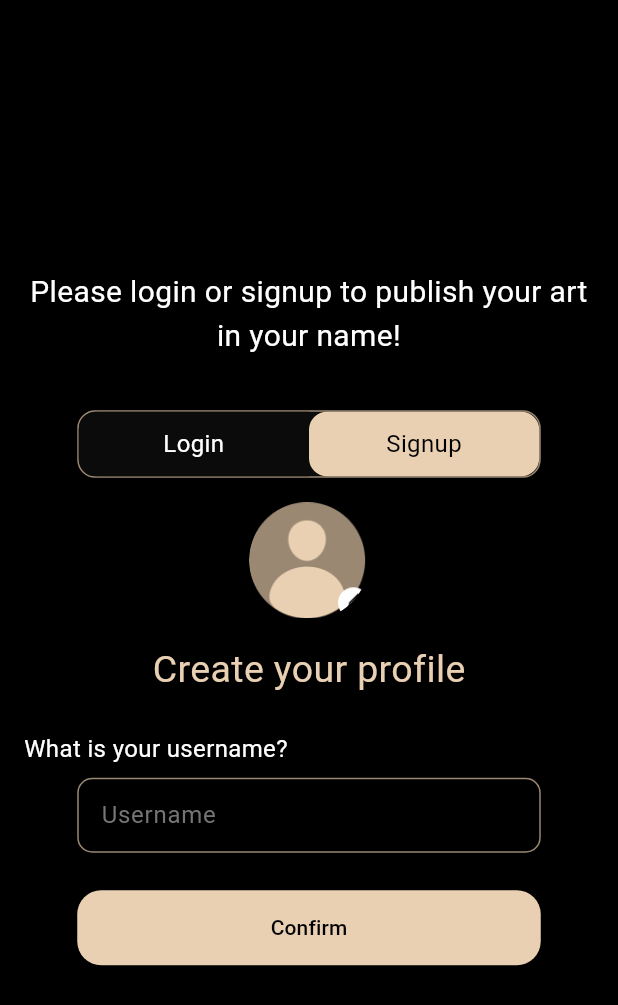
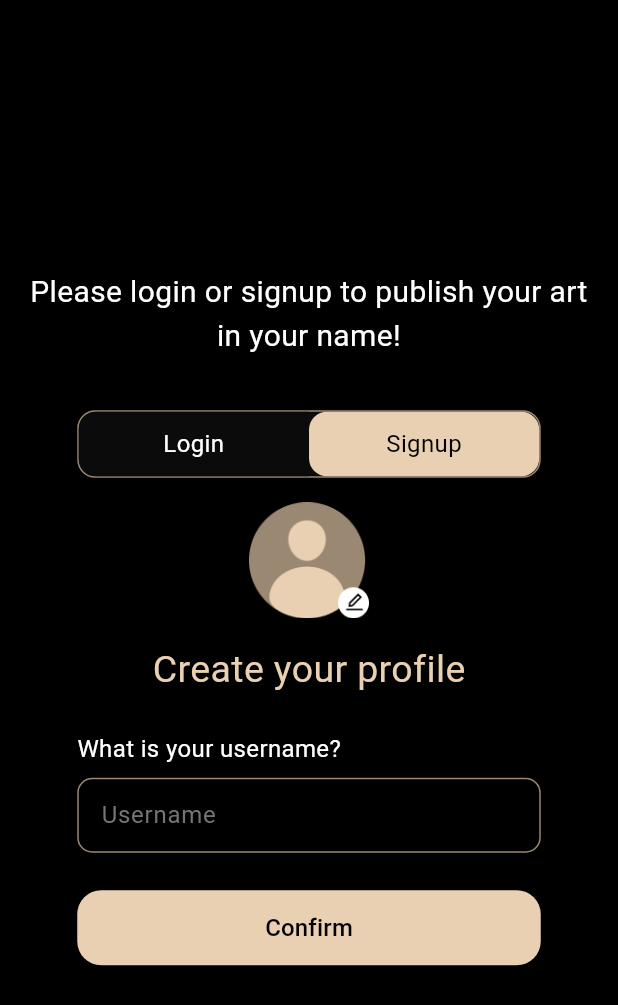
Before and after one commit to GDGVIT/nst-art-gallery-app, a Flutter app: the screen it shows after launch, after a tap on "Signup", on a phone screen of 412 x 824 dp. Shown: the top 1005 px of the screen. Run offline on Flutter 3.47's test engine with Material 3 defaults, Android fonts, the phone set to English and light mode, and no system bars; our stand-ins replace fluttertoast, image_picker; missing offline and left inert: overlapped_carousel; Roboto replaces fonts that are missing (OutfiMedium, OutfitRegular).

Commit message:
fix: auth page ui fix

```diff
--- a/gdsc_art/lib/Auth/AuthUICompnents/AuthBtn.dart
+++ b/gdsc_art/lib/Auth/AuthUICompnents/AuthBtn.dart
@@ -23,7 +23,7 @@
         onPressed: onPressed,
         child: Text(
           buttonText,
-          style: const TextStyle(color: Colors.black),
+          style: const TextStyle(color: Colors.black, fontSize: 16),
         ),
       ),
     );
--- a/gdsc_art/lib/Auth/AuthUICompnents/Ordivider.dart
+++ b/gdsc_art/lib/Auth/AuthUICompnents/Ordivider.dart
@@ -6,7 +6,9 @@
 
   @override
   Widget build(BuildContext context) {
-    return const Row(
+    return Container(
+      width: MediaQuery.of(context).size.width * 0.75,
+      child: Row(
         children: [
           Expanded(
             child: Divider(
@@ -26,6 +28,7 @@
             ),
           ),
         ],
+      ),
     );
   }
 }
--- a/gdsc_art/lib/Auth/SignupPage.dart
+++ b/gdsc_art/lib/Auth/SignupPage.dart
@@ -93,9 +93,24 @@
     return Column(
       children: [
         const SizedBox(height: 15.0),
-        GestureDetector(
+        _profileImage == null
+            ? GestureDetector(
                 onTap: _pickImage,
-          child: ClipOval(
+                child: Container(
+                  width: 80,
+                  height: 80,
+                  child: _profileImage != null
+                      ? Image.file(
+                          _profileImage!,
+                          fit: BoxFit.cover,
+                        )
+                      : Image.asset(
+                          'images/profilepc.png',
+                          fit: BoxFit.contain,
+                        ),
+                ),
+              )
+            : ClipOval(
                 child: Container(
                   width: 80,
                   height: 80,
@@ -110,7 +125,6 @@
                         ),
                 ),
               ),
-        ),
         const SizedBox(height: 15.0),
         const Text(
           'Create your profile',
@@ -121,9 +135,10 @@
           ),
         ),
         const SizedBox(height: 23.0),
-        const Align(
-          alignment: Alignment.centerLeft,
-          child: Text(
+        Column(
+          crossAxisAlignment: CrossAxisAlignment.start,
+          children: [
+            Text(
               'What is your username?',
               style: TextStyle(
                 color: Colors.white,
@@ -131,11 +146,12 @@
                 fontSize: 16,
               ),
             ),
-        ),
             const SizedBox(height: 8.0),
             TextFieldComponent(
               labelText: 'Username',
               controller: usernameController,
+            ),
+          ],
         ),
         const SizedBox(height: 25.0),
         AuthButton(
```
Also changed, not shown: 3 other files. Lines whose indentation alone changed are shown as unchanged.
